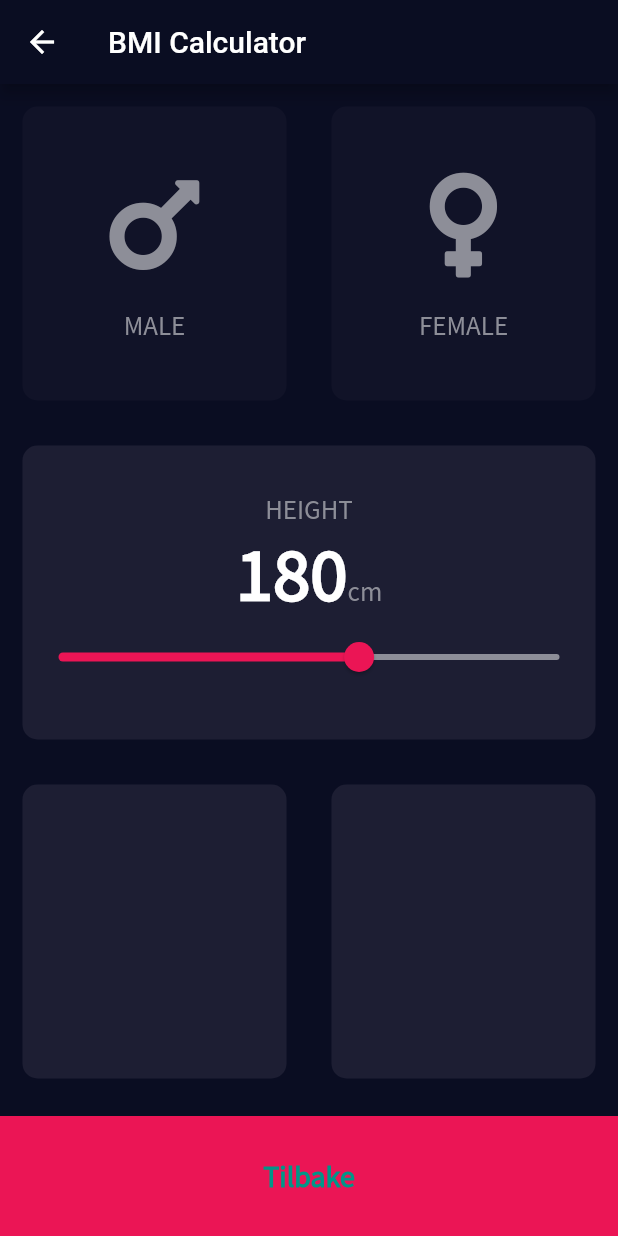
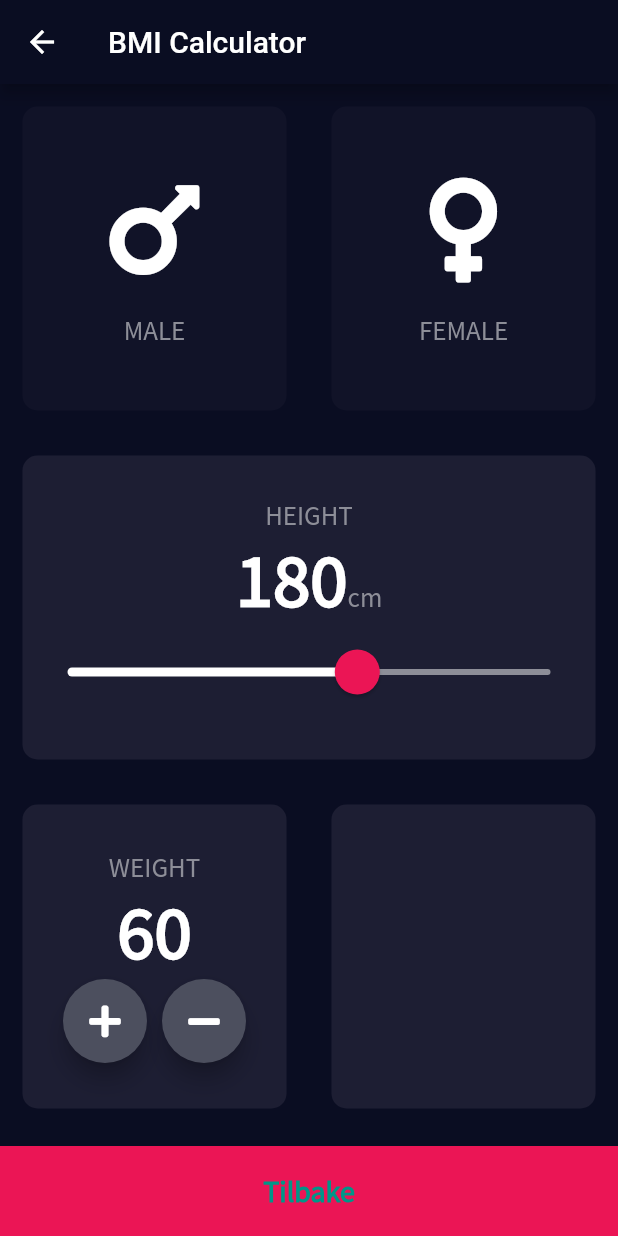
Before and after one commit to rbyre/playground, a Flutter app: the BMICalculator screen opened by its route, on a phone screen of 412 x 824 dp. Run offline on Flutter 3.47's test engine with Material 2 defaults, Android fonts, the phone set to English and light mode, and no system bars; our stand-ins replace audioplayers, font_awesome_flutter, shimmer.

Commit message:
added custom roundiconbutton

```diff
--- a/lib/bmi_calculator/bmi_calculator.dart
+++ b/lib/bmi_calculator/bmi_calculator.dart
@@ -18,6 +18,7 @@ class _BMICalculatorState extends State<BMICalculator> {
   Color maleCardColor = inactiveCardColor;
   Color femaleCardcolor = inactiveCardColor;
   int height = 180;
+  int weight = 60;
 
   void updateColor(Gender selectedGender) {
     selectedGender == Gender.male
@@ -79,19 +80,37 @@ class _BMICalculatorState extends State<BMICalculator> {
               cardChild: Column(
                 mainAxisAlignment: MainAxisAlignment.center,
                 children: [
-                const Text('HEIGHT', style: labelTextStyle,),
+                  const Text(
+                    'HEIGHT',
+                    style: labelTextStyle,
+                  ),
                   Row(
-
                     mainAxisAlignment: MainAxisAlignment.center,
                     crossAxisAlignment: CrossAxisAlignment.baseline,
                     textBaseline: TextBaseline.alphabetic,
                     children: [
-                  Text(height.toString(), style: numberTextStyle,),
-                  const Text('cm', style: labelTextStyle,),
-                ],),
-                Slider(
+                      Text(
+                        height.toString(),
+                        style: numberTextStyle,
+                      ),
+                      const Text(
+                        'cm',
+                        style: labelTextStyle,
+                      ),
+                    ],
+                  ),
+                  SliderTheme(
+                    data: SliderTheme.of(context).copyWith(
+                      activeTrackColor: Colors.white,
+                      thumbColor: Color(0xFFEB1555),
+                      overlayColor: Color(0x29EB1555),
+                      thumbShape:
+                          RoundSliderThumbShape(enabledThumbRadius: 15.0),
+                      overlayShape:
+                          RoundSliderOverlayShape(overlayRadius: 30.0),
+                    ),
+                    child: Slider(
                       value: height.toDouble(),
-                  activeColor: Color(0xFFEB1555),
                       inactiveColor: Color(0xFF8D8E98),
                       min: 120.0,
                       max: 220.0,
@@ -100,14 +119,44 @@ class _BMICalculatorState extends State<BMICalculator> {
                         setState(() {
                           height = newValue.round();
                         });
-                },)
-              ],),),
+                      },
+                    ),
+                  )
+                ],
+              ),
+            ),
           ),
           Expanded(
             child: Row(
               children: [
                 Expanded(
-                  child: ReusableCard(cardColor: activeCardColor),
+                  child: ReusableCard(
+                    cardColor: activeCardColor,
+                    cardChild: Column(
+                      mainAxisAlignment: MainAxisAlignment.center,
+                      children: [
+                        Text(
+                          'WEIGHT',
+                          style: labelTextStyle,
+                        ),
+                        Text(weight.toString(), style: numberTextStyle),
+                        Row(
+                          mainAxisAlignment: MainAxisAlignment.center,
+                          children: [
+                            RoundIconButton(
+                              icon: FontAwesomeIcons.plus,
+                            ),
+                            SizedBox(
+                              width: 10,
+                            ),
+                            RoundIconButton(
+                              icon: FontAwesomeIcons.minus,
+                            ),
+                          ],
+                        ),
+                      ],
+                    ),
+                  ),
                 ),
                 Expanded(
                   child: ReusableCard(cardColor: activeCardColor),
@@ -138,9 +187,28 @@ class _BMICalculatorState extends State<BMICalculator> {
             width: double.infinity,
             height: bottomContainerHeight,
           ),
-
         ],
       ),
     );
   }
 }
+
+class RoundIconButton extends StatelessWidget {
+  RoundIconButton({required this.icon});
+
+
+  final IconData icon;
+
+  @override
+  Widget build(BuildContext context) {
+    return RawMaterialButton(
+        elevation: 6.0,
+        constraints: BoxConstraints.tightFor(height: 56, width: 56),
+        shape: CircleBorder(),
+        fillColor: Color(0xFF4C4F5E),
+        child: Icon(icon, color: Colors.white),
+        onPressed: () {
+
+        });
+  }
+}
--- a/lib/bmi_calculator/constants.dart
+++ b/lib/bmi_calculator/constants.dart
@@ -3,7 +3,7 @@ import 'package:flutter/material.dart';
 const customCardInactiveText = Color(0XFF8D8E98);
 const labelTextStyle = TextStyle(fontSize: 18, color: Color(0xFF8D8E98));
 
-const bottomContainerHeight = 80.0;
+const bottomContainerHeight = 60.0;
 const activeCardColor = Color(0xFF1D1E33);
 const inactiveCardColor = Color(0xFF111328);
 const bottomContainerColor = Color(0xFFEB1555);
--- a/lib/bmi_calculator/icon_content.dart
+++ b/lib/bmi_calculator/icon_content.dart
@@ -14,7 +14,7 @@ class IconContent extends StatelessWidget {
       children: [
         Icon(
           icon,
-          color: customCardInactiveText,
+          color: Colors.white,
           size: 80,
         ),
         SizedBox(
```
Lines whose indentation alone changed are shown as unchanged.
